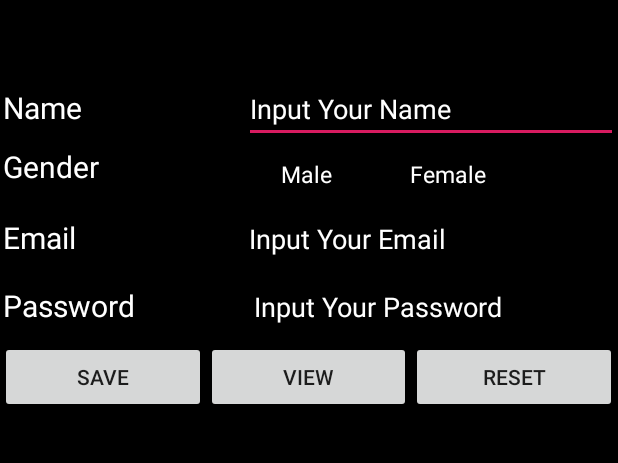
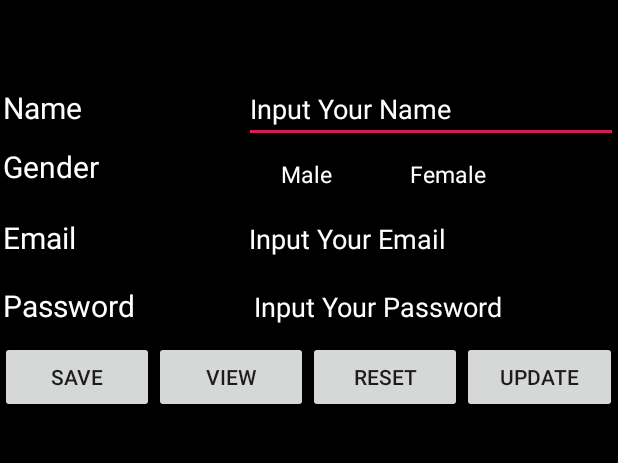
Before and after one commit to ravin92/LearnKotlin, an Android app: the Main2Activity screen opened directly, with no data from a screen before it, on a phone screen of 412 x 824 dp, the part 84-547 px from its top. Run offline under Robolectric (Android 15) with nearby library versions, the phone set to English and light mode, and no system bars.

Commit message:
- add class listAdapter   - add class DatabaseHandler   - add new button "Update"
Signed-off-by: Rav <ravinalva@gmail.com>

```diff
--- a/app/src/main/res/layout/activity_main2.xml
+++ b/app/src/main/res/layout/activity_main2.xml
@@ -143,7 +143,7 @@
         android:layout_width="match_parent"
         android:layout_height="wrap_content"
         android:orientation="horizontal"
-        android:weightSum="0.6"
+        android:weightSum="0.8"
         android:layout_below="@+id/ll_password">
 
         <Button
@@ -170,6 +170,15 @@
             android:text="Reset"
             android:layout_gravity="center_horizontal"/>
 
+        <Button
+            android:id="@+id/btn_update"
+            android:layout_width="wrap_content"
+            android:layout_height="wrap_content"
+            android:layout_weight="0.2"
+            android:text="Update"
+            android:layout_gravity="center_horizontal"/>
+
+
     </LinearLayout>
 
 
```
Also changed, not shown: 2 other files.
